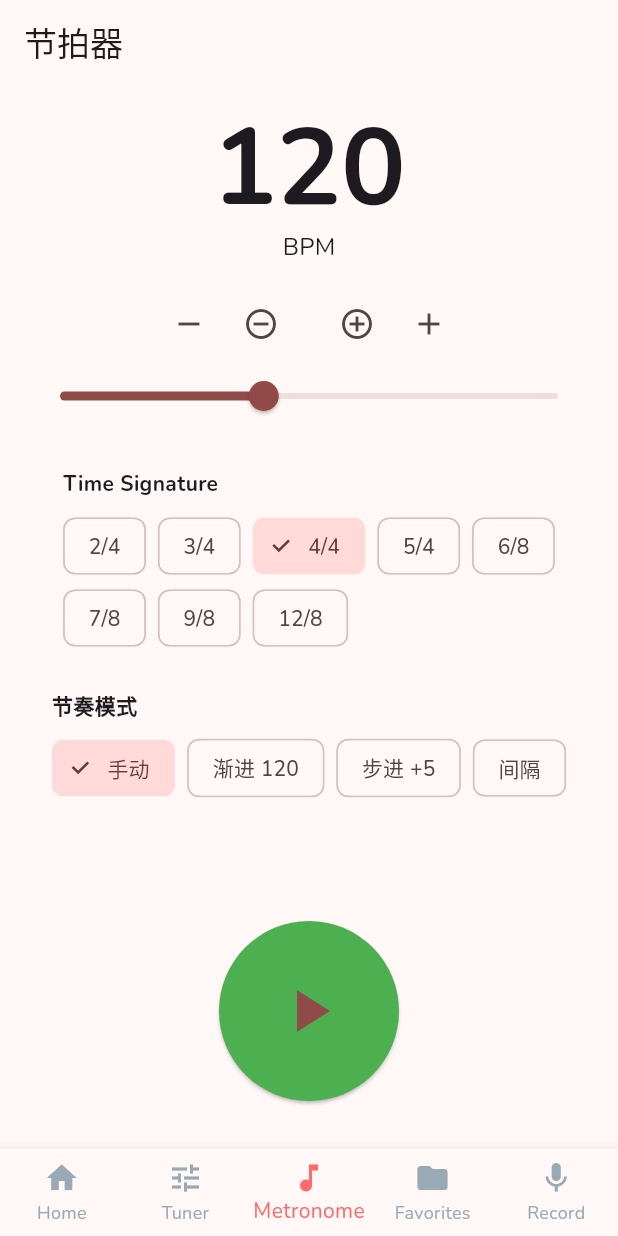
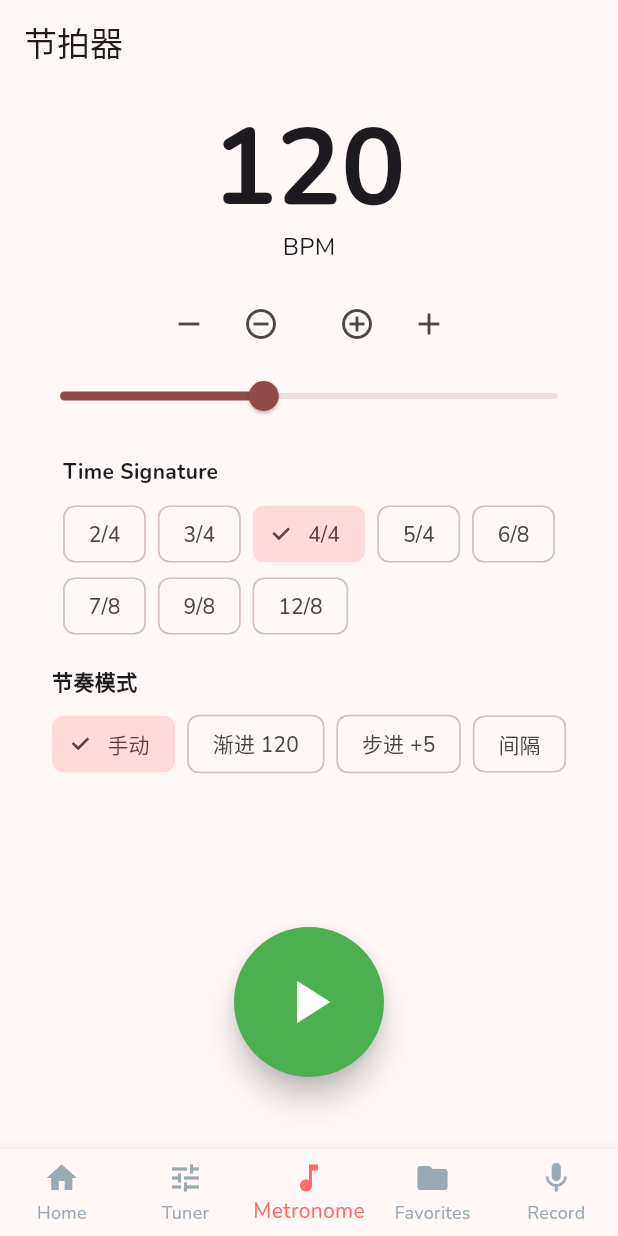
Before and after one commit to Zhou-Joe/guitaAssistant, a Flutter app: the screen it shows after launch, item 3 of the bottom bar chosen, on a phone screen of 412 x 824 dp. Run offline on Flutter 3.47's test engine with Material 3 defaults, Android fonts, the phone set to English and light mode, and no system bars; our stand-ins replace google_fonts, hive, hive_flutter, permission_handler; missing offline and left inert: flutter_detect_pitch, metronome, record; accounts and stored records are empty.

Commit message:
fix: add metronome click sound and fix button overflow
- Generate metronome_click.wav audio asset (50ms 1kHz sine wave)
- Wrap metronome screen in SafeArea to avoid bottom overflow
- Reduce play button to 100x100 with proper spacing
- Add elevation and white icon color for better visibility

```diff
--- a/lib/screens/metronome/metronome_screen.dart
+++ b/lib/screens/metronome/metronome_screen.dart
@@ -16,35 +16,40 @@ class MetronomeScreen extends StatelessWidget {
         appBar: AppBar(title: const Text('节拍器')),
         body: Consumer<MetronomeProvider>(
           builder: (context, provider, child) {
-            return Padding(
+            return SafeArea(
+              child: Padding(
                 padding: const EdgeInsets.all(16),
                 child: Column(
                   children: [
                     const BpmControl(),
-                  const SizedBox(height: 24),
+                    const SizedBox(height: 16),
                     const TimeSignatureSelector(),
-                  const SizedBox(height: 24),
+                    const SizedBox(height: 16),
                     const TempoModePanel(),
                     const Spacer(),
+                    // Play button
                     SizedBox(
-                    width: 120,
-                    height: 120,
+                      width: 100,
+                      height: 100,
                       child: ElevatedButton(
                         style: ElevatedButton.styleFrom(
                           shape: const CircleBorder(),
                           backgroundColor: provider.isPlaying
                               ? Colors.red
                               : Colors.green,
+                          elevation: 8,
                         ),
                         onPressed: provider.togglePlay,
                         child: Icon(
                           provider.isPlaying ? Icons.pause : Icons.play_arrow,
                           size: 48,
+                          color: Colors.white,
                         ),
                       ),
                     ),
-                  const SizedBox(height: 16),
+                    const SizedBox(height: 32),
                   ],
+                ),
               ),
             );
           },
```
Also changed, not shown: 1 other file. Lines whose indentation alone changed are shown as unchanged.
